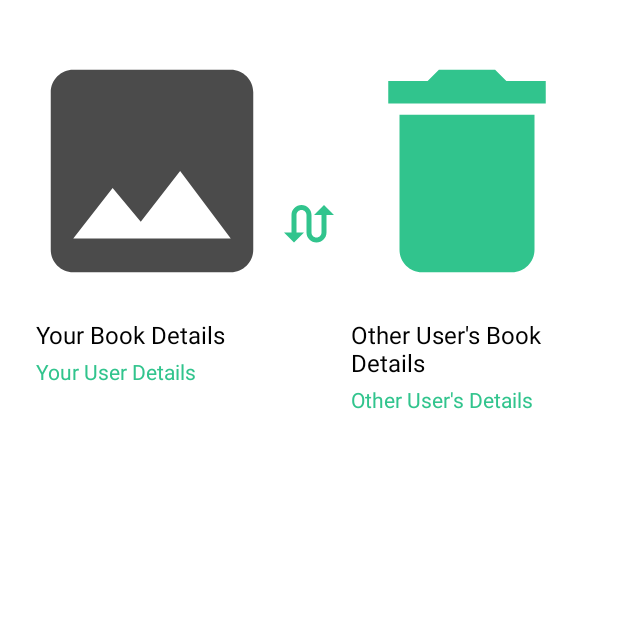
After one commit to abdelrahmanHamdyG/Books-Exchange-App, an Android app: the MakeRequestActivity screen opened directly, with no data from a screen before it, on a phone screen of 412 x 824 dp, the top half of it. The commit adds this screen. Run offline under Robolectric (Android 15) with nearby library versions, the phone set to English and light mode, and no system bars.

Commit message:
starting making request

```diff
--- a/app/src/main/java/com/example/bookexchange/Adapters/GridHomeAdapter.kt
+++ b/app/src/main/java/com/example/bookexchange/Adapters/GridHomeAdapter.kt
@@ -7,6 +7,7 @@ import android.view.ViewGroup
 import android.widget.ImageView
 import android.widget.TextView
 import androidx.appcompat.widget.AppCompatButton
+import androidx.core.content.ContextCompat.startActivity
 import androidx.recyclerview.widget.RecyclerView
 import com.bumptech.glide.Glide
 import com.example.bookexchange.Models.Book
@@ -62,6 +63,11 @@ class GridHomeAdapter(var arrayList:ArrayList<Book>): RecyclerView.Adapter<GridH
         holder.bookDetails.text=arrayList[position].bookDescription
 
 
+        holder.button.setOnClickListener {
+
+
+        }
+
     }
 
 }
--- /dev/null
+++ b/app/src/main/java/com/example/bookexchange/UI/MakeRequestActivity.kt
@@ -0,0 +1,32 @@
+package com.example.bookexchange.UI
+
+import android.app.Activity
+import android.content.Intent
+import androidx.appcompat.app.AppCompatActivity
+import android.os.Bundle
+import android.provider.MediaStore
+import android.view.View
+import android.widget.ImageView
+import com.example.bookexchange.R
+
+class MakeRequestActivity : AppCompatActivity() {
+    private val IMAGE_PICK_REQUEST_CODE=6
+    lateinit var myImage:ImageView
+    lateinit var hisImageView: ImageView
+    override fun onCreate(savedInstanceState: Bundle?) {
+        super.onCreate(savedInstanceState)
+        setContentView(R.layout.activity_make_request)
+
+        myImage=findViewById(R.id.make_request_my_image)
+
+
+        myImage.setOnClickListener {
+
+        }
+
+
+
+
+
+    }
+}
--- a/app/src/main/res/drawable/baseline_delete_24.xml
+++ b/app/src/main/res/drawable/baseline_delete_24.xml
@@ -1,4 +1,4 @@
-<vector android:height="24dp" android:tint="@color/white"
+<vector android:height="24dp" android:tint="@color/second_color"
     android:viewportHeight="24" android:viewportWidth="24"
     android:width="24dp" xmlns:android="http://schemas.android.com/apk/res/android">
     <path android:fillColor="@android:color/white" android:pathData="M6,19c0,1.1 0.9,2 2,2h8c1.1,0 2,-0.9 2,-2V7H6v12zM19,4h-3.5l-1,-1h-5l-1,1H5v2h14V4z"/>
--- a/app/src/main/res/drawable/baseline_swap_calls_24.xml
+++ b/app/src/main/res/drawable/baseline_swap_calls_24.xml
@@ -1,4 +1,4 @@
-<vector android:height="24dp" android:tint="#FFFFFF"
+<vector android:height="24dp" android:tint="@color/second_color"
     android:viewportHeight="24" android:viewportWidth="24"
     android:width="24dp" xmlns:android="http://schemas.android.com/apk/res/android">
     <path android:fillColor="@android:color/white" android:pathData="M18,4l-4,4h3v7c0,1.1 -0.9,2 -2,2s-2,-0.9 -2,-2V8c0,-2.21 -1.79,-4 -4,-4S5,5.79 5,8v7H2l4,4 4,-4H7V8c0,-1.1 0.9,-2 2,-2s2,0.9 2,2v7c0,2.21 1.79,4 4,4s4,-1.79 4,-4V8h3l-4,-4z"/>
--- /dev/null
+++ b/app/src/main/res/layout/activity_make_request.xml
@@ -0,0 +1,95 @@
+<!-- exchange_layout.xml -->
+<LinearLayout
+    xmlns:android="http://schemas.android.com/apk/res/android"
+    android:layout_width="match_parent"
+    android:layout_height="wrap_content"
+    android:orientation="horizontal"
+    android:padding="16dp">
+
+    <!-- Your Book Container -->
+    <LinearLayout
+        android:layout_width="0dp"
+        android:layout_height="wrap_content"
+        android:layout_weight="1"
+        android:orientation="vertical"
+        android:padding="8dp">
+
+        <!-- Your Book Image -->
+        <ImageView
+            android:id="@+id/make_request_my_image"
+            android:layout_width="match_parent"
+            android:layout_height="180dp"
+            android:scaleType="centerCrop"
+            android:adjustViewBounds="true"
+            android:src="@drawable/baseline_image_24" />
+
+        <!-- Your Book Details -->
+        <TextView
+            android:id="@+id/make_request_my_book"
+            android:layout_width="match_parent"
+            android:layout_height="wrap_content"
+            android:text="Your Book Details"
+            android:textSize="16sp"
+            android:textColor="@android:color/black"
+            android:layout_marginTop="8dp" />
+
+        <!-- Your User Details -->
+        <TextView
+            android:id="@+id/make_request_my_details"
+            android:layout_width="match_parent"
+            android:layout_height="wrap_content"
+            android:text="Your User Details"
+            android:textSize="14sp"
+            android:textColor="@color/second_color"
+            android:layout_marginTop="4dp" />
+
+    </LinearLayout>
+
+    <!-- Swap Icon -->
+    <ImageView
+        android:id="@+id/swap_icon"
+        android:layout_width="40dp"
+        android:layout_height="40dp"
+        android:src="@drawable/baseline_swap_calls_24"
+        android:layout_gravity="center"
+        android:contentDescription="Swap Icon" />
+
+    <!-- Other User's Book Container -->
+    <LinearLayout
+        android:layout_width="0dp"
+        android:layout_height="wrap_content"
+        android:layout_weight="1"
+        android:orientation="vertical"
+        android:padding="8dp">
+
+        <!-- Other User's Book Image -->
+        <ImageView
+            android:id="@+id/make_request_his_image"
+            android:layout_width="match_parent"
+            android:layout_height="180dp"
+            android:scaleType="centerCrop"
+            android:adjustViewBounds="true"
+            android:src="@drawable/baseline_delete_24" />
+
+        <!-- Other User's Book Details -->
+        <TextView
+            android:id="@+id/make_request_his_book"
+            android:layout_width="match_parent"
+            android:layout_height="wrap_content"
+            android:text="Other User's Book Details"
+            android:textSize="16sp"
+            android:textColor="@android:color/black"
+            android:layout_marginTop="8dp" />
+
+        <!-- Other User's Details -->
+        <TextView
+            android:id="@+id/make_request_his_details"
+            android:layout_width="match_parent"
+            android:layout_height="wrap_content"
+            android:text="Other User's Details"
+            android:textSize="14sp"
+            android:textColor="@color/second_color"
+            android:layout_marginTop="4dp" />
+
+    </LinearLayout>
+</LinearLayout>
--- a/app/src/main/res/layout/fragment_home.xml
+++ b/app/src/main/res/layout/fragment_home.xml
@@ -11,9 +11,10 @@
     <androidx.recyclerview.widget.RecyclerView
         android:layout_width="match_parent"
         android:layout_weight="10"
-        android:background="#F6F6F4"
+
         android:id="@+id/fragment_home_horizontal_recycler"
         android:layout_height="0dp"
+        android:background="#F6F6F4"
         android:orientation="horizontal"
         />
 
--- a/app/src/main/res/layout/fragment_my_books.xml
+++ b/app/src/main/res/layout/fragment_my_books.xml
@@ -11,6 +11,7 @@
         android:layout_width="match_parent"
         android:layout_height="match_parent"
         android:id="@+id/my_books_grid"
+        android:background="#F6F6F4"
         />
 
 
--- a/app/src/main/res/layout/home_grid.xml
+++ b/app/src/main/res/layout/home_grid.xml
@@ -46,4 +46,5 @@
         android:textColor="@android:color/white"
         android:background="@drawable/button_sign_in"
         android:layout_marginTop="10dp" />
+
 </LinearLayout>
```
Also changed, not shown: app/src/main/AndroidManifest.xml (+13 -10 lines), app/src/main/res/layout/add_books_grid.xml (+7 -8 lines).
